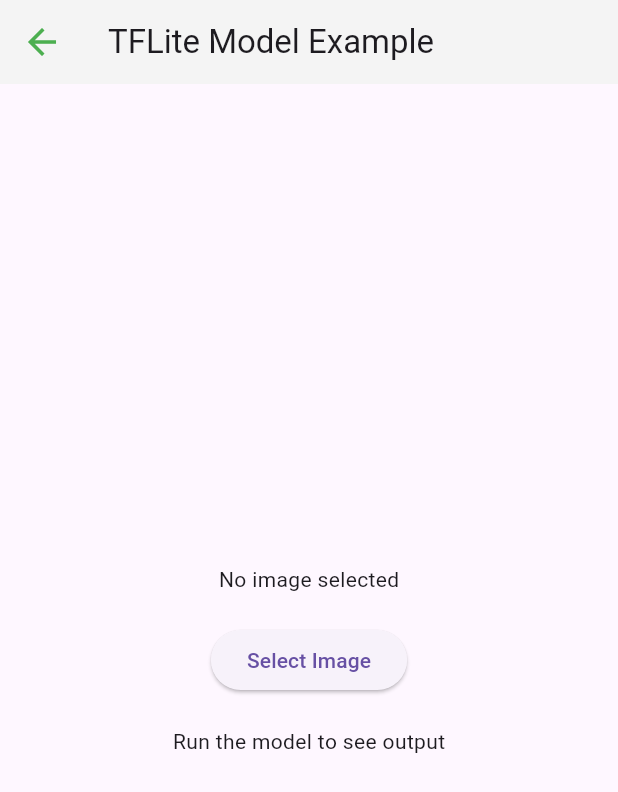
After one commit to SIH-CodeFusers/Aigro-App, a Flutter app: the OfflineDetection screen opened by its route, after a tap on "Select Image", on a phone screen of 412 x 824 dp. The commit adds this screen. Shown: the top 792 px of the screen. Run offline on Flutter 3.47's test engine with Material 3 defaults, Android fonts, the phone set to English and light mode, and no system bars; our stand-ins replace flutter_map, font_awesome_flutter, google_nav_bar, hive, hive_flutter, image_picker and 3 more; missing offline and left inert: tflite_flutter; accounts and stored records are empty.

Commit message:
tflite model loaded and page created
Getting error: Error running model: Bad state: failed precondition
Due to input mismatch, will fix it after contacting satyaki

```diff
--- a/lib/main.dart
+++ b/lib/main.dart
@@ -1,4 +1,5 @@
 import 'package:aigro/pages/disease_mapping.dart';
+import 'package:aigro/pages/offline_detection.dart';
 import 'package:aigro/pages/user_onbaording.dart';
 import 'package:aigro/utils/authenticate.dart';
 import 'package:flutter/material.dart';
@@ -76,7 +77,8 @@ class _MyAppState extends State<MyApp> {
         Myroutes.profileRoute: (context) => ProfilePage(),
         Myroutes.recipeDetailsRoute: (context) => RecipeDetails(),
 
-        Myroutes.diseaseMapRoute: (context) => DiseaseMapping()
+        Myroutes.diseaseMapRoute: (context) => DiseaseMapping(),
+        Myroutes.offlineDetectionRoute: (context) => OfflineDetection()
       },
     );
   }
--- a/lib/pages/home.dart
+++ b/lib/pages/home.dart
@@ -68,9 +68,9 @@ class _HomePageState extends State<HomePage> {
     },
     {
       'color': Colors.purpleAccent,
-      'text': 'Learning Resources',
+      'text': 'Offline Model',
       'image': 'assets/images/image4.png',
-      'route': Myroutes.profileRoute,
+      'route': Myroutes.offlineDetectionRoute,
     },
   ];
 
--- /dev/null
+++ b/lib/pages/offline_detection.dart
@@ -0,0 +1,113 @@
+import 'dart:typed_data';
+import 'package:flutter/material.dart';
+import 'package:image_picker/image_picker.dart';
+import 'package:tflite_flutter/tflite_flutter.dart';
+
+class OfflineDetection extends StatefulWidget {
+  @override
+  _OfflineDetectionState createState() => _OfflineDetectionState();
+}
+
+class _OfflineDetectionState extends State<OfflineDetection> {
+  late Interpreter interpreter;
+  bool isModelLoaded = false;
+  int? modelResult;
+  Uint8List? inputImage;
+
+  @override
+  void initState() {
+    super.initState();
+    loadModel();
+  }
+
+  Future<void> loadModel() async {
+    try {
+
+      interpreter = await Interpreter.fromAsset('assets/others/app_model.tflite');
+      setState(() {
+        isModelLoaded = true;
+      });
+    } catch (e) {
+      print("Failed to load model: $e");
+    }
+  }
+
+  Future<void> selectImage() async {
+    final picker = ImagePicker();
+    final pickedFile = await picker.pickImage(source: ImageSource.gallery);
+
+    if (pickedFile != null) {
+      final bytes = await pickedFile.readAsBytes();
+      setState(() {
+        inputImage = bytes;
+      });
+      // Automatically run the model after selecting an image
+      runModelOnImage(bytes);
+    }
+  }
+
+  Future<void> runModelOnImage(Uint8List input) async {
+    if (!isModelLoaded) return;
+
+    // Preprocess input if necessary (resize, normalize, etc.)
+    var output = List.filled(1, 0).reshape([1, 1]);
+
+    try {
+      interpreter.run(input, output); // Run the model on the input
+      setState(() {
+        modelResult = output[0][0]; // Update the result
+      });
+    } catch (e) {
+      print("Error running model: $e");
+    }
+  }
+
+  @override
+  void dispose() {
+    interpreter.close();
+    super.dispose();
+  }
+
+  @override
+  Widget build(BuildContext context) {
+    return Scaffold(
+      appBar: AppBar(
+        title: Text('TFLite Model Example'),
+      ),
+      body: Center(
+        child: Column(
+          mainAxisAlignment: MainAxisAlignment.center,
+          children: [
+
+            if (inputImage != null)
+              Image.memory(
+                inputImage!,
+                 height: 200,
+                width: 200,
+                fit: BoxFit.cover,
+              )
+            else
+              Text('No image selected'),
+
+            SizedBox(height: 20),
+
+            ElevatedButton(
+              onPressed: selectImage,
+              child: Text('Select Image'),
+            ),
+
+            SizedBox(height: 20),
+
+            if (modelResult != null)
+              Text(
+                'Model Output: $modelResult',
+                style: TextStyle(fontSize: 20, fontWeight: FontWeight.bold),
+              )
+            else
+              Text('Run the model to see output'),
+          ],
+        ),
+      ),
+    );
+  }
+}
--- a/lib/utils/routes.dart
+++ b/lib/utils/routes.dart
@@ -8,4 +8,5 @@ class Myroutes{
   static String profileRoute = "/profile";
 
   static String diseaseMapRoute = "/diseaseMap";
+  static String offlineDetectionRoute = "/offlineDetection";
 }
--- a/lib/utils/themes.dart
+++ b/lib/utils/themes.dart
@@ -25,7 +25,7 @@ class MyThemes {
       appBarTheme: AppBarTheme(
         color: Color.fromRGBO(244, 244, 244, 1),
           elevation: 0.0,
-          iconTheme: IconThemeData(color: Colors.orange, size: 28),
+          iconTheme: IconThemeData(color: Colors.green, size: 28),
       ),
       // pageTransitionsTheme: PageTransitionsTheme(
       //     builders: {
--- a/pubspec.yaml
+++ b/pubspec.yaml
@@ -33,6 +33,8 @@ dependencies:
   flutter_map: ^7.0.2
   latlong2: ^0.9.1
   http: ^1.2.2
+  tflite_flutter: ^0.11.0
+
 
 dev_dependencies:
   flutter_test:
```
Also changed, not shown: pubspec.lock, 3 other files.
